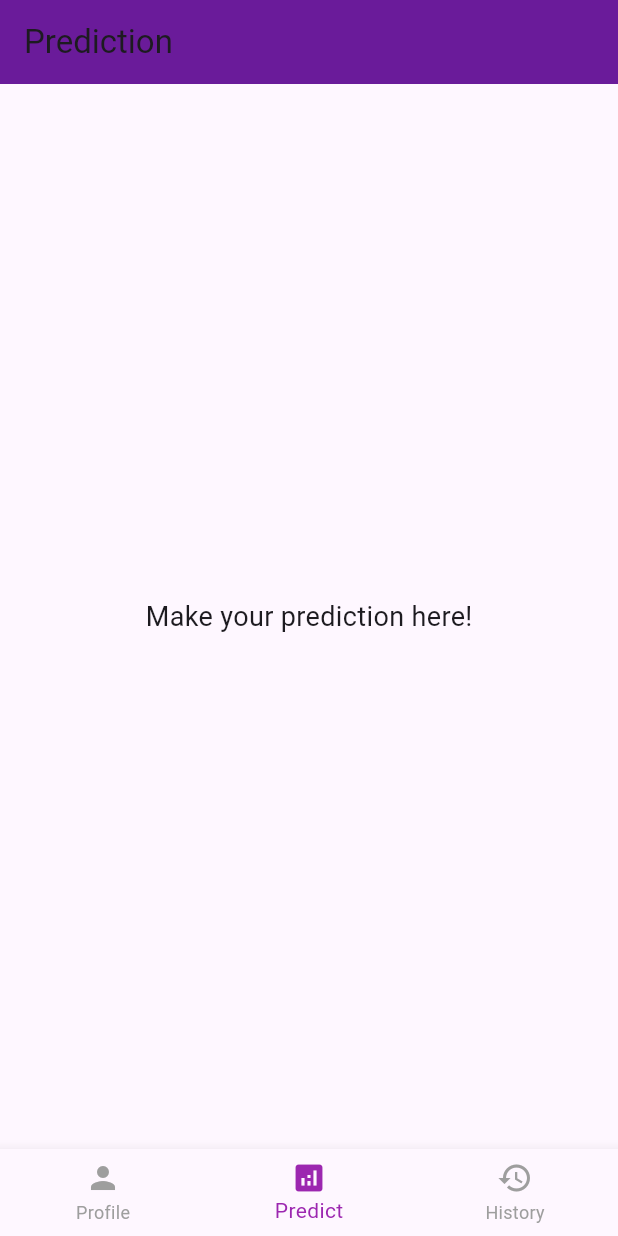
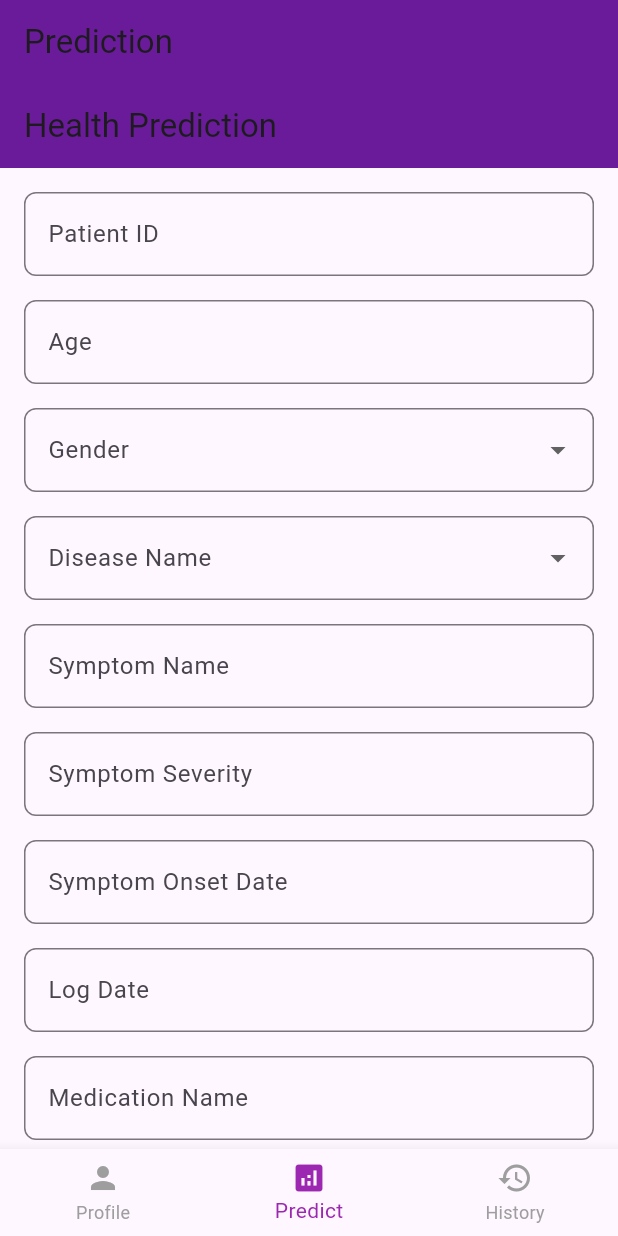
Before and after one commit to Godsaptarshifrtw/Raretrack, a Flutter app: the screen it shows after launch, item 2 of the bottom bar chosen, on a phone screen of 412 x 824 dp. Run offline on Flutter 3.47's test engine with Material 3 defaults, Android fonts, the phone set to English and light mode, and no system bars; our stand-ins replace cloud_firestore, firebase_auth, firebase_core; accounts and stored records are empty.

Commit message:
prediction screen dummy

```diff
--- a/lib/screens/prediction_screen.dart
+++ b/lib/screens/prediction_screen.dart
@@ -1,14 +1,127 @@
 import 'package:flutter/material.dart';
 
-class PredictionScreen extends StatelessWidget {
+class PredictionScreen extends StatefulWidget {
   const PredictionScreen({super.key});
 
   @override
+  State<PredictionScreen> createState() => _PredictionScreenState();
+}
+
+class _PredictionScreenState extends State<PredictionScreen> {
+  final _formKey = GlobalKey<FormState>();
+  final TextEditingController _patientIdController = TextEditingController();
+  final TextEditingController _ageController = TextEditingController();
+  final TextEditingController _symptomNameController = TextEditingController();
+  final TextEditingController _symptomSeverityController = TextEditingController();
+  final TextEditingController _symptomOnsetDateController = TextEditingController();
+  final TextEditingController _logDateController = TextEditingController();
+  final TextEditingController _medicationNameController = TextEditingController();
+  final TextEditingController _medicationDoseController = TextEditingController();
+  final TextEditingController _outcomeController = TextEditingController();
+  final TextEditingController _moodScoreController = TextEditingController();
+  final TextEditingController _painScoreController = TextEditingController();
+  final TextEditingController _doctorVisitDateController = TextEditingController();
+  final TextEditingController _diagnosticsController = TextEditingController();
+
+  String? _selectedGender;
+  String? _diseaseName;
+
+  @override
   Widget build(BuildContext context) {
-    return const Center(
-      child: Text(
-        'Make your prediction here!',
-        style: TextStyle(fontSize: 18),
+    final violet = const Color(0xFF6A1B9A);
+
+    return Scaffold(
+      appBar: AppBar(
+        title: const Text("Health Prediction"),
+        backgroundColor: violet,
+      ),
+      body: SingleChildScrollView(
+        padding: const EdgeInsets.all(16),
+        child: Form(
+          key: _formKey,
+          child: Column(
+            children: [
+              _buildField("Patient ID", _patientIdController),
+              _buildField("Age", _ageController, inputType: TextInputType.number),
+              _buildDropdown("Gender", ["Male", "Female", "Other"], (value) {
+                setState(() {
+                  _selectedGender = value;
+                });
+              }, _selectedGender),
+              _buildDropdown("Disease Name", ["Diabetes", "Hypertension", "COVID-19", "Asthma"], (value) {
+                setState(() {
+                  _diseaseName = value;
+                });
+              }, _diseaseName),
+              _buildField("Symptom Name", _symptomNameController),
+              _buildField("Symptom Severity", _symptomSeverityController),
+              _buildField("Symptom Onset Date", _symptomOnsetDateController, hint: "yyyy-mm-dd"),
+              _buildField("Log Date", _logDateController, hint: "yyyy-mm-dd"),
+              _buildField("Medication Name", _medicationNameController),
+              _buildField("Medication Dose", _medicationDoseController),
+              _buildField("Outcome", _outcomeController),
+              _buildField("Mood Score", _moodScoreController, inputType: TextInputType.number),
+              _buildField("Pain Score", _painScoreController, inputType: TextInputType.number),
+              _buildField("Doctor Visit Date", _doctorVisitDateController, hint: "yyyy-mm-dd"),
+              _buildField("Diagnostics/Tests", _diagnosticsController),
+
+              const SizedBox(height: 24),
+              ElevatedButton(
+                onPressed: () {
+                  if (_formKey.currentState!.validate()) {
+                    // call your predict function here
+                    ScaffoldMessenger.of(context).showSnackBar(
+                      const SnackBar(content: Text("Predicting...")),
+                    );
+                  }
+                },
+                style: ElevatedButton.styleFrom(
+                  backgroundColor: violet,
+                  padding: const EdgeInsets.symmetric(vertical: 14, horizontal: 40),
+                  shape: RoundedRectangleBorder(
+                    borderRadius: BorderRadius.circular(10),
+                  ),
+                ),
+                child: const Text("Predict", style: TextStyle(color: Colors.white, fontSize: 16)),
+              )
+            ],
+          ),
+        ),
+      ),
+    );
+  }
+
+  Widget _buildField(String label, TextEditingController controller, {TextInputType inputType = TextInputType.text, String? hint}) {
+    return Padding(
+      padding: const EdgeInsets.only(bottom: 16),
+      child: TextFormField(
+        controller: controller,
+        keyboardType: inputType,
+        decoration: InputDecoration(
+          labelText: label,
+          hintText: hint,
+          border: OutlineInputBorder(borderRadius: BorderRadius.circular(8)),
+        ),
+        validator: (value) {
+          if (value == null || value.isEmpty) return "Enter $label";
+          return null;
+        },
+      ),
+    );
+  }
+
+  Widget _buildDropdown(String label, List<String> items, Function(String?) onChanged, String? value) {
+    return Padding(
+      padding: const EdgeInsets.only(bottom: 16),
+      child: DropdownButtonFormField<String>(
+        value: value,
+        decoration: InputDecoration(
+          labelText: label,
+          border: OutlineInputBorder(borderRadius: BorderRadius.circular(8)),
+        ),
+        items: items.map((item) => DropdownMenuItem(value: item, child: Text(item))).toList(),
+        onChanged: onChanged,
+        validator: (value) => value == null ? "Select $label" : null,
       ),
     );
   }
```
